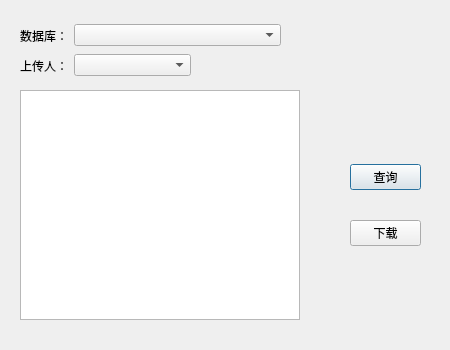
IamLJT/Lab-Summer-Project-Practice, file 409client/find_dialog.ui: the form before one commit.
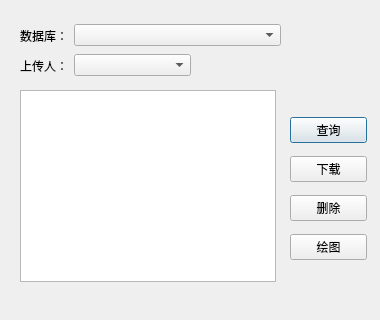
The form after the commit.

The edit to the form file:
```diff
--- a/409client/find_dialog.ui
+++ b/409client/find_dialog.ui
@@ -6,8 +6,8 @@
    <rect>
     <x>0</x>
     <y>0</y>
-    <width>450</width>
-    <height>350</height>
+    <width>380</width>
+    <height>320</height>
    </rect>
   </property>
   <property name="windowTitle">
@@ -63,10 +63,10 @@
   <widget class="QWidget" name="verticalLayoutWidget">
    <property name="geometry">
     <rect>
-     <x>350</x>
-     <y>140</y>
-     <width>71</width>
-     <height>131</height>
+     <x>290</x>
+     <y>110</y>
+     <width>77</width>
+     <height>161</height>
     </rect>
    </property>
    <layout class="QVBoxLayout" name="verticalLayout">
@@ -84,15 +84,29 @@
       </property>
      </widget>
     </item>
+    <item>
+     <widget class="QPushButton" name="pushButton_4">
+      <property name="text">
+       <string>删除</string>
+      </property>
+     </widget>
+    </item>
+    <item>
+     <widget class="QPushButton" name="pushButton_3">
+      <property name="text">
+       <string>绘图</string>
+      </property>
+     </widget>
+    </item>
    </layout>
   </widget>
-  <widget class="QTableView" name="tableView">
+  <widget class="QListWidget" name="listWidget">
    <property name="geometry">
     <rect>
      <x>20</x>
      <y>90</y>
-     <width>280</width>
-     <height>230</height>
+     <width>256</width>
+     <height>192</height>
     </rect>
    </property>
   </widget>
```
Left out of the diff: 5 changed lines with no effect on the pictures.
